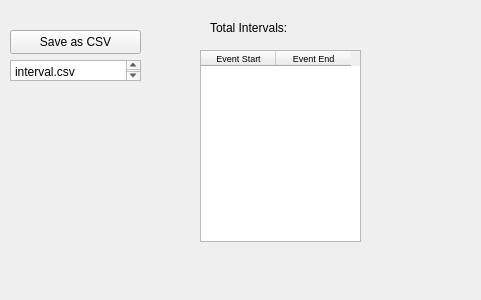
Old version of the form src/WhiskerToolbox/DataManager_Widget/DigitalIntervalSeries_Widget/DigitalIntervalSeries_Widget.ui in the repository paulmthompson/WhiskerToolbox.
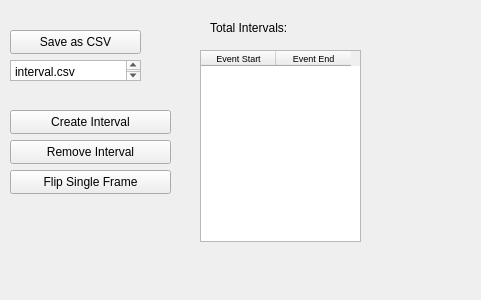
New version of the form.

Commit message: adding methods to manually change digita intervals

What changed in the file:
```diff
--- a/src/WhiskerToolbox/DataManager_Widget/DigitalIntervalSeries_Widget/DigitalIntervalSeries_Widget.ui
+++ b/src/WhiskerToolbox/DataManager_Widget/DigitalIntervalSeries_Widget/DigitalIntervalSeries_Widget.ui
@@ -96,6 +96,45 @@
     <string/>
    </property>
   </widget>
+  <widget class="QPushButton" name="create_interval_button">
+   <property name="geometry">
+    <rect>
+     <x>10</x>
+     <y>110</y>
+     <width>161</width>
+     <height>24</height>
+    </rect>
+   </property>
+   <property name="text">
+    <string>Create Interval</string>
+   </property>
+  </widget>
+  <widget class="QPushButton" name="remove_interval_button">
+   <property name="geometry">
+    <rect>
+     <x>10</x>
+     <y>140</y>
+     <width>161</width>
+     <height>24</height>
+    </rect>
+   </property>
+   <property name="text">
+    <string>Remove Interval</string>
+   </property>
+  </widget>
+  <widget class="QPushButton" name="flip_single_frame">
+   <property name="geometry">
+    <rect>
+     <x>10</x>
+     <y>170</y>
+     <width>161</width>
+     <height>24</height>
+    </rect>
+   </property>
+   <property name="text">
+    <string>Flip Single Frame</string>
+   </property>
+  </widget>
  </widget>
  <resources/>
  <connections/>
```
The commit also changes 2 other files.
